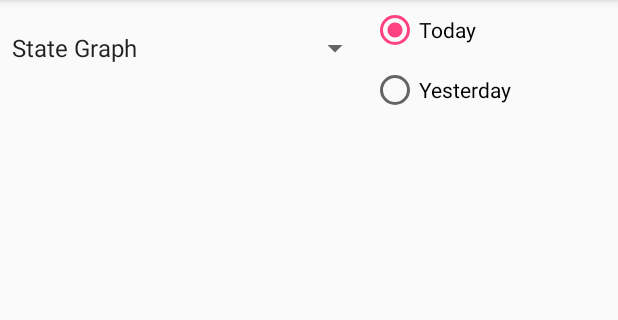
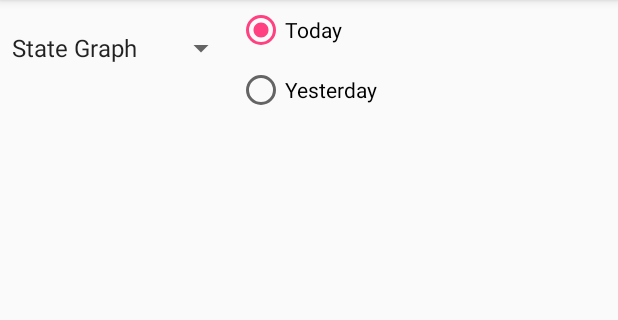
Before and after one commit to stomaeducationapp/Data-Tracking-Application-Android, an Android app: the DailyReviewGraph screen opened directly, with no data from a screen before it, on a phone screen of 412 x 824 dp, the part 84-404 px from its top. Run offline under Robolectric (Android 15) with nearby library versions, the light colour scheme and no system bars; libraries missing offline, so code that uses them is left out: org.achartengine; 1 statement that could not run was skipped.

Commit message:
More graph stuff. Bug fixes

```diff
--- a/app/src/main/res/layout/activity_daily_review_graph.xml
+++ b/app/src/main/res/layout/activity_daily_review_graph.xml
@@ -18,7 +18,7 @@
 
             <Spinner
                 android:id="@+id/graphSpinner"
-                android:layout_width="247dp"
+                android:layout_width="158dp"
                 android:layout_height="match_parent"
                 android:layout_marginBottom="16dp" />
 
```
Also changed, not shown: app/src/main/java/MedicalReview/ReviewData.java (+9 -0 lines), 3 other files.
